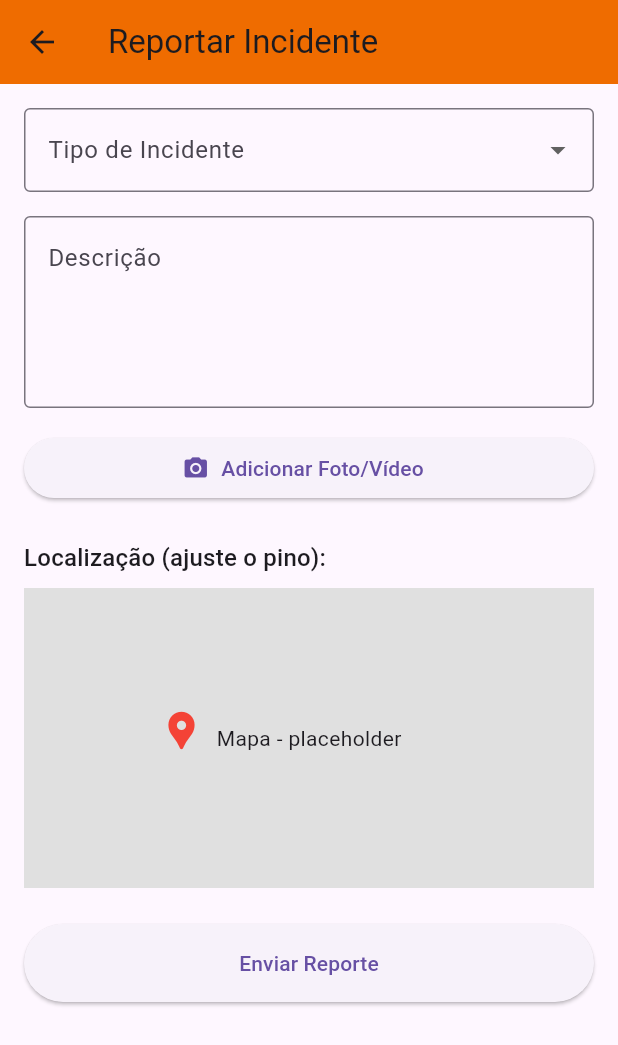
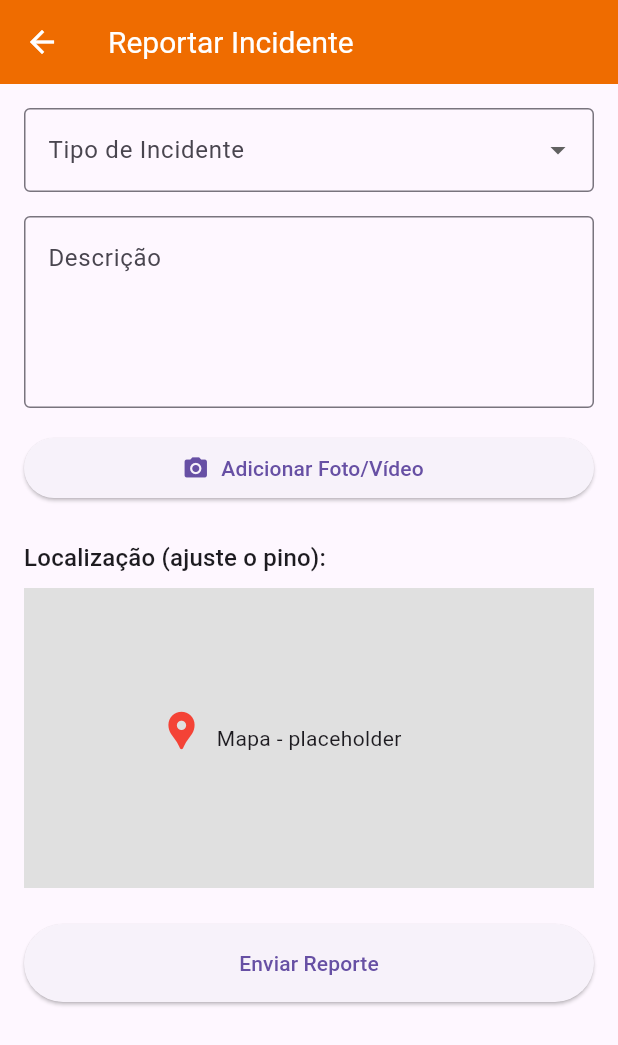
Before and after one commit to helosantosdesousa/alerta_ribeirinho, a Flutter app: the screen it shows after launch, after a tap on "Entrar", after a tap on "Reportar Incidente", on a phone screen of 412 x 824 dp. Shown: the top 1045 px of the screen. Run offline on Flutter 3.47's test engine with Material 3 defaults, Android fonts, the light colour scheme and no system bars.

Commit message:
refactor-changing design colors from app bar and code refactor

```diff
--- a/lib/main.dart
+++ b/lib/main.dart
@@ -1,4 +1,3 @@
-// main.dart
 import 'package:flutter/material.dart';
 import 'pages/login_page.dart';
 
@@ -7,7 +6,15 @@ class MyApp extends StatelessWidget {
 
   @override
   Widget build(BuildContext context) {
-    return const MaterialApp(
+    return MaterialApp(
+      theme: ThemeData(
+        appBarTheme: AppBarTheme(
+          backgroundColor: Colors.orange[800],
+          titleTextStyle: TextStyle(color: Colors.white, fontSize: 20),
+          iconTheme: IconThemeData(color: Colors.white),
+        ),
+      ),
+
       debugShowCheckedModeBanner: false,
       home: LoginScreen(),
     );
--- a/lib/pages/dashboard_page.dart
+++ b/lib/pages/dashboard_page.dart
@@ -1,5 +1,5 @@
 import 'package:flutter/material.dart';
-import 'report_incident_page.dart'; // Tela para reportar incidente
+import 'report_incident_page.dart';
 import 'shelter_page.dart';
 import 'safe_page.dart';
 import 'educational_page.dart';
@@ -12,25 +12,31 @@ class DashboardPage extends StatelessWidget {
   Widget build(BuildContext context) {
     return Scaffold(
       appBar: AppBar(
-        title: const Text('Alerta Ribeirinho'),
+        title: const Text(
+          'Alerta Ribeirinho',
+          style: TextStyle(
+            fontWeight: FontWeight.bold,
+            color: Colors.white,
+            fontSize: 22,
+          ),
+        ),
         backgroundColor: Colors.orange[800],
+        centerTitle: true,
       ),
       body: Column(
         crossAxisAlignment: CrossAxisAlignment.start,
         children: [
-          // Nível de alerta atual
           Container(
             width: double.infinity,
             color: Colors.orange[100],
             padding: const EdgeInsets.all(16),
-            child: const Text(
+             child: const Text(
               '⚠️ Alerta Laranja: Risco de Inundação Moderada',
               style: TextStyle(fontSize: 18, fontWeight: FontWeight.bold),
             ),
           ),
           const SizedBox(height: 16),
 
-          // Ações Rápidas
           Padding(
             padding: const EdgeInsets.symmetric(horizontal: 16),
             child: const Text(
@@ -55,14 +61,12 @@ class DashboardPage extends StatelessWidget {
                 }),
                 _quickAction(Icons.map, 'Ver Mapa', () {}),
                 _quickAction(Icons.verified_user, 'Estou Seguro', () {
-                  // Ação para estou seguro
                   Navigator.push(
                     context,
                     MaterialPageRoute(builder: (context) => SafePage()),
                   );
                 }),
                 _quickAction(Icons.location_city, 'Abrigos Próximos', () {
-                  // Navega para tela de abrigos
                   Navigator.push(
                     context,
                     MaterialPageRoute(builder: (context) => ShelterPage()),
@@ -73,7 +77,7 @@ class DashboardPage extends StatelessWidget {
           ),
           const SizedBox(height: 16),
 
-          // Feed de notícias
+          // feed de noticias
           Padding(
             padding: const EdgeInsets.symmetric(horizontal: 16),
             child: const Text(
@@ -98,41 +102,41 @@ class DashboardPage extends StatelessWidget {
           ),
         ],
       ),
-      // Menu de navegação inferior
+
+      //  navbar embaixo
       bottomNavigationBar: BottomNavigationBar(
         type: BottomNavigationBarType.fixed,
         selectedItemColor: Colors.orange[800],
         onTap: (index) {
-          // Tratar navegação pelo BottomNavigationBar
           switch (index) {
             case 0:
-              // Início (aqui não muda nada, já está no Dashboard)
               break;
             case 1:
+              // mapa
               break;
             case 2:
-              // Reportar incidente
+              // reportar
               Navigator.push(
                 context,
                 MaterialPageRoute(builder: (_) => const ReportIncidentPage()),
               );
               break;
             case 3:
-              // Abrigos Próximos
+              // abrigos
               Navigator.push(
                 context,
                 MaterialPageRoute(builder: (_) => ShelterPage()),
               );
               break;
             case 4:
-              // Educar (implemente se quiser)
+              // educacao
               Navigator.push(
                 context,
                 MaterialPageRoute(builder: (_) => EducationalPage()),
               );
               break;
             case 5:
-              // Perfil (implemente se quiser)
+              // perfil
               Navigator.push(
                 context,
                 MaterialPageRoute(builder: (_) => ProfilePage()),
@@ -155,7 +159,6 @@ class DashboardPage extends StatelessWidget {
     );
   }
 
-  // Widget auxiliar para ações rápidas com callback onPressed
   Widget _quickAction(IconData icon, String label, VoidCallback onPressed) {
     return ElevatedButton.icon(
       onPressed: onPressed,
--- a/lib/pages/login_page.dart
+++ b/lib/pages/login_page.dart
@@ -1,5 +1,5 @@
 import 'package:flutter/material.dart';
-import 'dashboard_page.dart'; // importe sua tela de dashboard
+import 'dashboard_page.dart';
 
 class LoginScreen extends StatefulWidget {
   const LoginScreen({super.key});
@@ -23,7 +23,6 @@ class _LoginScreenState extends State<LoginScreen> {
     );
 
     if (success) {
-      // Navega para Dashboard e remove a tela de login da pilha
       Navigator.pushReplacement(
         context,
         MaterialPageRoute(builder: (context) => const DashboardPage()),
@@ -34,34 +33,70 @@ class _LoginScreenState extends State<LoginScreen> {
   void _loginWithGoogle() {
     ScaffoldMessenger.of(
       context,
-    ).showSnackBar(const SnackBar(content: Text('Login com Google mockado.')));
+    ).showSnackBar(const SnackBar(content: Text('Login com o Google')));
   }
 
   @override
   Widget build(BuildContext context) {
     return Scaffold(
+      backgroundColor: Color.fromARGB(255, 246, 243, 239),
       body: Padding(
-        padding: const EdgeInsets.all(24.0),
+        padding: const EdgeInsets.symmetric(horizontal: 48),
         child: Center(
           child: SingleChildScrollView(
             child: Column(
               children: [
-                // Image.asset('assets/logo.png', height: 120),
                 const SizedBox(height: 32),
+                Image.asset('assets/images/logo.png', height: 200),
                 TextField(
-                  decoration: const InputDecoration(labelText: 'Email'),
+                  decoration: InputDecoration(
+                    labelText: 'Email',
+                    labelStyle: TextStyle(color: Colors.grey[700]),
+                    floatingLabelBehavior: FloatingLabelBehavior.auto,
+                    border: OutlineInputBorder(
+                      borderRadius: BorderRadius.circular(12),
+                      borderSide: BorderSide(color: Colors.grey.shade400),
+                    ),
+                    focusedBorder: OutlineInputBorder(
+                      borderRadius: BorderRadius.circular(12),
+                      borderSide: BorderSide(color: Colors.orange, width: 2),
+                    ),
+                    contentPadding: const EdgeInsets.symmetric(
+                      horizontal: 16,
+                      vertical: 20,
+                    ),
+                  ),
+                  keyboardType: TextInputType.emailAddress,
                   onChanged: (value) => setState(() => email = value),
                 ),
+
                 const SizedBox(height: 16),
                 TextField(
-                  decoration: const InputDecoration(labelText: 'Senha'),
+                  decoration: InputDecoration(
+                    labelText: 'Senha',
+                    labelStyle: TextStyle(color: Colors.grey[700]),
+                    floatingLabelBehavior: FloatingLabelBehavior.auto,
+                    border: OutlineInputBorder(
+                      borderRadius: BorderRadius.circular(12),
+                      borderSide: BorderSide(color: Colors.grey.shade400),
+                    ),
+                    focusedBorder: OutlineInputBorder(
+                      borderRadius: BorderRadius.circular(12),
+                      borderSide: BorderSide(color: Colors.orange, width: 2),
+                    ),
+                    contentPadding: const EdgeInsets.symmetric(
+                      horizontal: 16,
+                      vertical: 20,
+                    ),
+                  ),
                   obscureText: true,
                   onChanged: (value) => setState(() => password = value),
                 ),
+
                 const SizedBox(height: 24),
                 ElevatedButton(
                   onPressed: _mockLogin,
-                  child: const Text('Entrar'),
+                  child: const Text('Entrar', style: TextStyle(fontSize: 18)),
                 ),
                 const SizedBox(height: 12),
                 TextButton(
@@ -70,17 +105,24 @@ class _LoginScreenState extends State<LoginScreen> {
                       const SnackBar(content: Text('Navegar para cadastro')),
                     );
                   },
-                  child: const Text('Não tem conta? Cadastre-se'),
+                  child: const Text(
+                    'Não tem conta? Cadastre-se',
+                    style: TextStyle(fontSize: 18),
+                  ),
                 ),
                 const SizedBox(height: 16),
-                const Divider(),
                 const SizedBox(height: 16),
                 ElevatedButton.icon(
                   onPressed: _loginWithGoogle,
-                  icon: const Icon(Icons.login),
+                  icon: const Icon(Icons.login, color: Colors.white),
                   label: const Text('Entrar com Google'),
                   style: ElevatedButton.styleFrom(
-                    backgroundColor: Colors.redAccent,
+                    backgroundColor: Colors.orange,
+                    foregroundColor: Colors.white,
+                    padding: const EdgeInsets.symmetric(
+                      vertical: 16,
+                      horizontal: 24,
+                    ),
                   ),
                 ),
               ],
```
Also changed, not shown: lib/pages/profile_page.dart (+6 -5 lines), lib/pages/report_incident_page.dart (+1 -9 lines), lib/pages/shelter_page.dart (+21 -14 lines), pubspec.yaml (+4 -4 lines), assets/images/logo.png (added), assets/images/profile.png (added), pubspec.lock.
